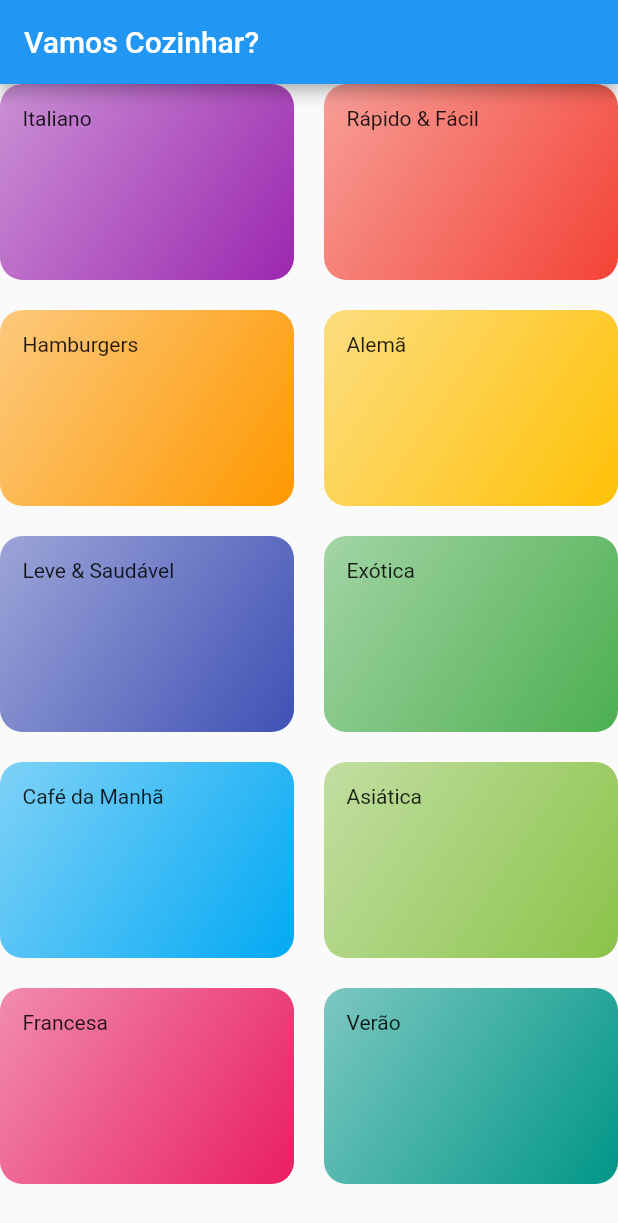
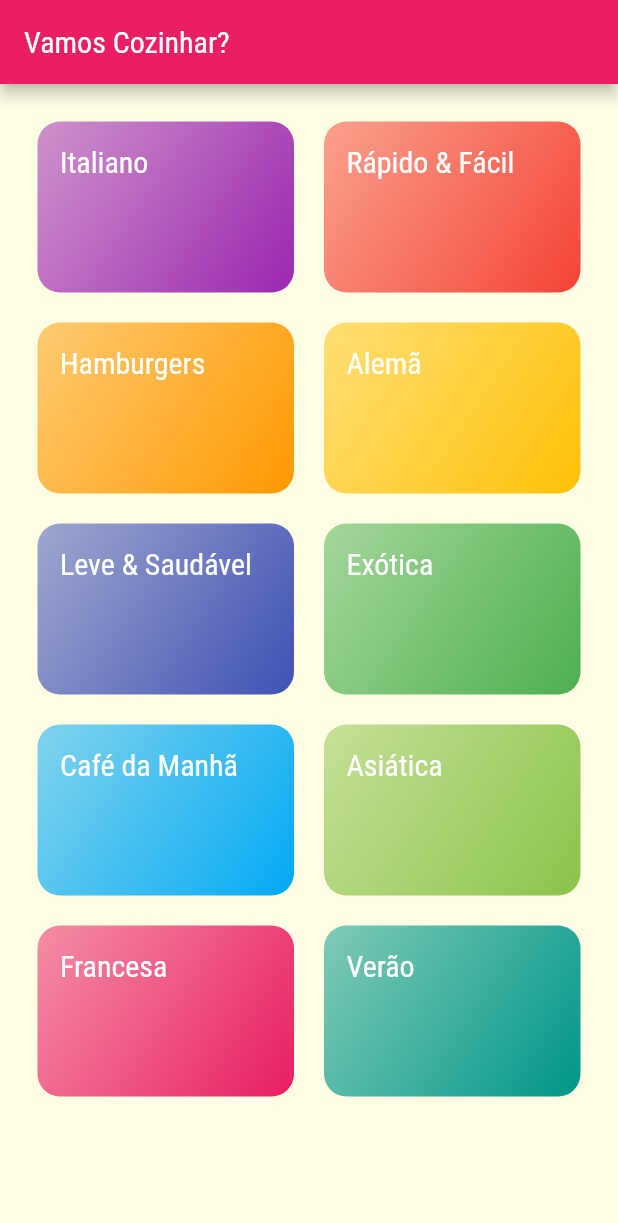
Before and after one commit to masilvasql/Flutter_course, a Flutter app: the screen it shows after launch, on a phone screen of 412 x 824 dp. Shown: the top 1223 px of the screen. Run offline on Flutter 3.47's test engine with Material 2 defaults, Android fonts, the phone set to English and light mode, and no system bars.

Commit message:
adicionado fontes, registrado fontes, criado um tema para a aplicação

```diff
--- a/meals/lib/components/category_item.dart
+++ b/meals/lib/components/category_item.dart
@@ -13,7 +13,10 @@ class CategortItem extends StatelessWidget {
   Widget build(BuildContext context) {
     return Container(
       padding: EdgeInsets.all(15),
-      child: Text(category.title),
+      child: Text(
+        category.title,
+        style: Theme.of(context).textTheme.titleLarge,
+      ),
       decoration: BoxDecoration(
           borderRadius: BorderRadius.circular(15),
           gradient: LinearGradient(colors: [
--- a/meals/lib/main.dart
+++ b/meals/lib/main.dart
@@ -8,10 +8,23 @@ void main() {
 class MyApp extends StatelessWidget {
   @override
   Widget build(BuildContext context) {
+    final ThemeData theme = ThemeData(
+      fontFamily: "Raleway",
+      canvasColor: const Color.fromRGBO(255, 254, 229, 1),
+    );
     return MaterialApp(
       title: 'DeliMeals',
-      theme: ThemeData(
-        primarySwatch: Colors.blue,
+      theme: theme.copyWith(
+        colorScheme: theme.colorScheme.copyWith(
+          secondary: Colors.amber,
+          primary: Colors.pink,
+        ),
+        textTheme: const TextTheme(
+          titleLarge: TextStyle(
+            fontFamily: 'RobotoCondensed',
+            fontSize: 20,
+          ),
+        ),
       ),
       home: CategoriesScreen(),
     );
--- a/meals/lib/screens/categories_screen.dart
+++ b/meals/lib/screens/categories_screen.dart
@@ -13,6 +13,7 @@ class CategoriesScreen extends StatelessWidget {
         title: const Text("Vamos Cozinhar?"),
       ),
       body: GridView(
+        padding: const EdgeInsets.all(25),
         gridDelegate: const SliverGridDelegateWithMaxCrossAxisExtent(
             maxCrossAxisExtent: 200,
             childAspectRatio: 3 / 2,
```
Also changed, not shown: meals/pubspec.yaml (+17 -14 lines), meals/assets/fonts/Raleway-Black.ttf (added), meals/assets/fonts/Raleway-Bold.ttf (added), meals/assets/fonts/Raleway-Regular.ttf (added), meals/assets/fonts/RobotoCondensed-Bold.ttf (added), meals/assets/fonts/RobotoCondensed-Italic.ttf (added), meals/assets/fonts/RobotoCondensed-Light.ttf (added), meals/assets/fonts/RobotoCondensed-Regular.ttf (added).
